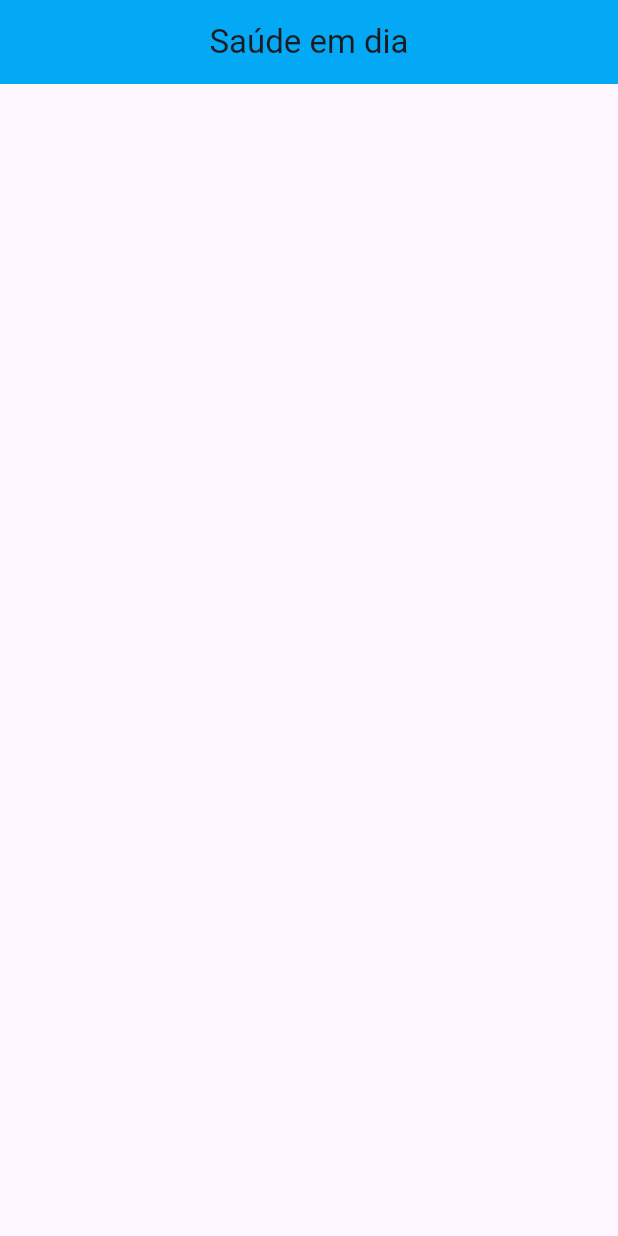
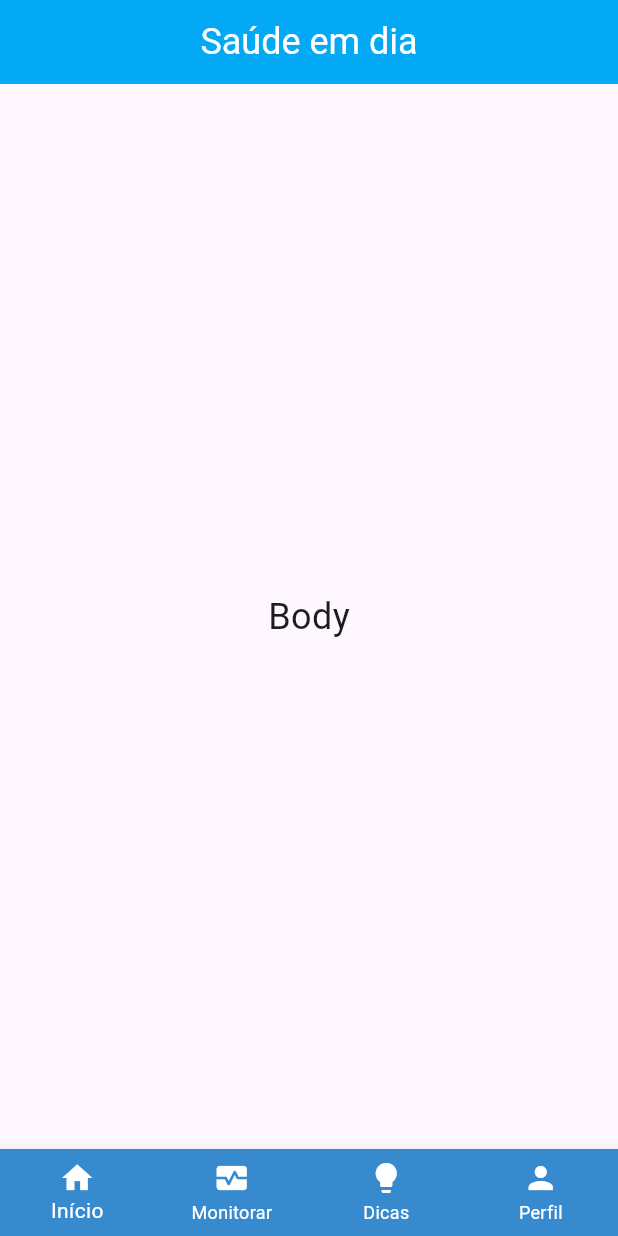
Before and after one commit to Cauacomtilnoa/flutterLista, a Flutter app: the screen it shows after launch, on a phone screen of 412 x 824 dp. Run offline on Flutter 3.47's test engine with Material 3 defaults, Android fonts, the light colour scheme and no system bars; missing offline and left inert: art_sweetalert.

Commit message:
atividade2

```diff
--- /dev/null
+++ b/listaatividade2/lib/components/barraNavegacao.dart
@@ -0,0 +1,55 @@
+import 'package:flutter/material.dart';
+import 'package:listaatividade2/dicas.dart';
+import 'package:listaatividade2/monitoramento.dart';
+import 'package:listaatividade2/perfil.dart';
+
+class BarraNavegacao extends StatefulWidget {
+  const BarraNavegacao({super.key});
+
+  @override
+  State<BarraNavegacao> createState() => _BarraNavegacaoState();
+}
+
+class _BarraNavegacaoState extends State<BarraNavegacao> {
+  @override
+  Widget build(BuildContext context) {
+    return BottomNavigationBar(
+        type: BottomNavigationBarType.fixed,
+        backgroundColor: const Color.fromARGB(255, 55, 138, 206),
+        items: const [
+          BottomNavigationBarItem(
+            icon: Icon(Icons.home),
+            label: 'Início',
+          ),
+          BottomNavigationBarItem(
+            icon: Icon(Icons.monitor_heart),
+            label: 'Monitorar',
+          ),
+          BottomNavigationBarItem(
+            icon: Icon(Icons.lightbulb),
+            label: 'Dicas',
+          ),
+          BottomNavigationBarItem(
+            icon: Icon(Icons.person),
+            label: 'Perfil',
+          ),
+        ],
+        selectedItemColor: Colors.white,
+        unselectedItemColor: Colors.white,
+        showUnselectedLabels: true,
+        onTap: (index) {
+          switch(index){
+            case 1:
+            Navigator.push(context, MaterialPageRoute(builder: (context) => Monitoramento()),);
+            break;
+            case 2:
+            Navigator.push(context, MaterialPageRoute(builder: (context) => Dicas()),);
+            break;
+            case 3:
+            Navigator.push(context, MaterialPageRoute(builder: (context) => Perfil()),);
+            break;
+          }
+        }
+      );
+  }
+}
--- a/listaatividade2/lib/main.dart
+++ b/listaatividade2/lib/main.dart
@@ -1,5 +1,6 @@
 import 'package:flutter/material.dart';
 import 'package:listaatividade2/paginaInicial.dart';
+
 
 void main() {
   runApp(const MyApp());
@@ -11,8 +12,8 @@ class MyApp extends StatelessWidget {
   @override
   Widget build(BuildContext context) {
     return MaterialApp(
-      title: "Saúde em dia",
-      home: Paginainicial()
+      title: 'Saúde em dia',
+      home: const Paginainicial(),
     );
   }
 }
--- a/listaatividade2/lib/paginaInicial.dart
+++ b/listaatividade2/lib/paginaInicial.dart
@@ -1,4 +1,6 @@
 import 'package:flutter/material.dart';
+import 'package:listaatividade2/components/barraNavegacao.dart';
+
 
 class Paginainicial extends StatefulWidget {
   const Paginainicial({super.key});
@@ -12,9 +14,16 @@ class _PaginainicialState extends State<Paginainicial> {
   Widget build(BuildContext context) {
     return Scaffold(
       appBar: AppBar(
-        title: Center(child: Text("Saúde em dia")),
+        title: Center(child: Text('Saúde em dia', style: TextStyle(color: Colors.white , fontSize: 24),)),
         backgroundColor: Colors.lightBlue,
       ),
+      body: Center(
+        child: Text(
+          'Body',
+          style: TextStyle(fontSize: 24),
+        ),
+      ),
+      bottomNavigationBar: BarraNavegacao()
     );
   }
 }
```
Also changed, not shown: listaatividade2/lib/dicas.dart (added, +39 -0 lines), listaatividade2/lib/monitoramento.dart (added, +60 -0 lines), listaatividade2/lib/perfil.dart (added, +40 -0 lines).
